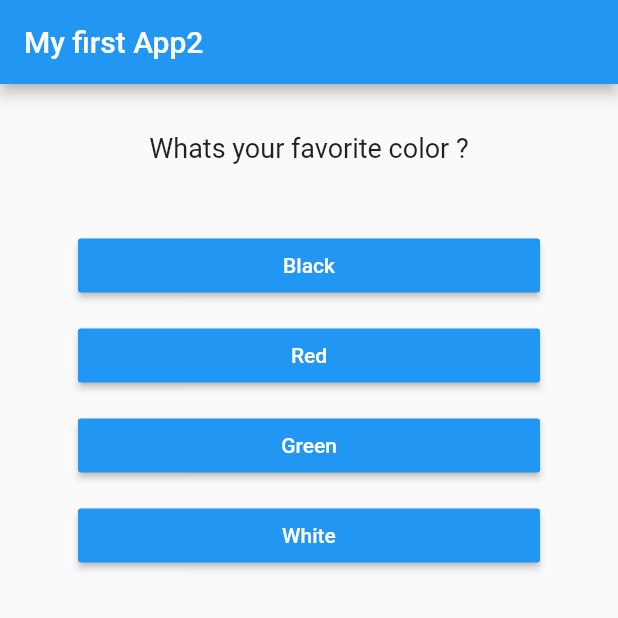
After one commit to kamgolabek/Flutter-Crash-Course-for-Beginners-2019, a Flutter app: the screen it shows after launch, on a phone screen of 412 x 824 dp, the top half of it. The commit adds this screen. Run offline on Flutter 3.47's test engine with Material 2 defaults, Android fonts, the phone set to English and light mode, and no system bars.

Commit message:
Quiz widget

```diff
--- a/lib/answer.dart
+++ b/lib/answer.dart
@@ -2,7 +2,6 @@ import 'package:flutter/material.dart';
 
 class Answer extends StatelessWidget {
   final String answerText;
-
   final Function selectHandler;
 
   Answer(this.selectHandler, this.answerText);
--- a/lib/main.dart
+++ b/lib/main.dart
@@ -1,7 +1,6 @@
 import 'package:flutter/material.dart';
 
-import './questions.dart';
-import './answer.dart';
+import './quiz.dart';
 
 void main(List<String> args) {
   runApp(MyApp());
@@ -10,7 +9,6 @@ void main(List<String> args) {
 class MyApp extends StatefulWidget {
   @override
   State<StatefulWidget> createState() {
-    // TODO: implement createState
     return _MyAppState();
   }
 }
@@ -18,15 +16,7 @@ class MyApp extends StatefulWidget {
 class _MyAppState extends State<MyApp> {
   var _questionIndex = 0;
 
-  void _answerQuestion() {
-    setState(() {
-      _questionIndex += 1;
-    });
-  }
-
-  @override
-  Widget build(BuildContext context) {
-    var questions = [
+  final questions = const [
     {
       'questionText': 'Whats your favorite color ?',
       'answers': ['Black', 'Red', 'Green', 'White']
@@ -37,24 +27,34 @@ class _MyAppState extends State<MyApp> {
     },
     {
       'questionText': 'What  is your age  ?',
-        'answers': ['< 10', ' > 20', '<50>']
+      'answers': ['< 10', ' > 10', '>30']
     }
   ];
 
+  void _answerQuestion() {
+
+    setState(() {
+        _questionIndex += 1;
+      });
+
+  }
+
+  @override
+  Widget build(BuildContext context) {
     return MaterialApp(
       home: Scaffold(
           appBar: AppBar(
             title: Text('My first App2'),
           ),
-        body: Column(
-          children: [
-            Question(questions[_questionIndex]['questionText']),
-            ...(questions[_questionIndex]['answers'] as List<String>).map((answer) {
-              return Answer(_answerQuestion, answer);
-            }).toList()
-          ],
-        ),
-      ),
+          body: _questionIndex < questions.length
+              ? Quiz(
+                  questions: questions,
+                  answerQuestion: _answerQuestion,
+                  questionIndex: _questionIndex,
+                )
+              : Center(
+                  child: Text('You did it!'),
+                )),
     );
   }
 }
--- /dev/null
+++ b/lib/quiz.dart
@@ -0,0 +1,26 @@
+import 'package:flutter/material.dart';
+import './questions.dart';
+import './answer.dart';
+
+class Quiz extends StatelessWidget {
+  final List<Map<String, Object>> questions;
+  final Function answerQuestion;
+  var questionIndex;
+
+  Quiz(
+      {@required this.questions,
+      @required this.answerQuestion,
+      @required this.questionIndex});
+
+  @override
+  Widget build(BuildContext context) {
+    return Column(
+      children: [
+        Question(questions[questionIndex]['questionText']),
+        ...(questions[questionIndex]['answers'] as List<String>).map((answer) {
+          return Answer(answerQuestion, answer);
+        }).toList()
+      ],
+    );
+  }
+}
```
Lines whose indentation alone changed are shown as unchanged.
